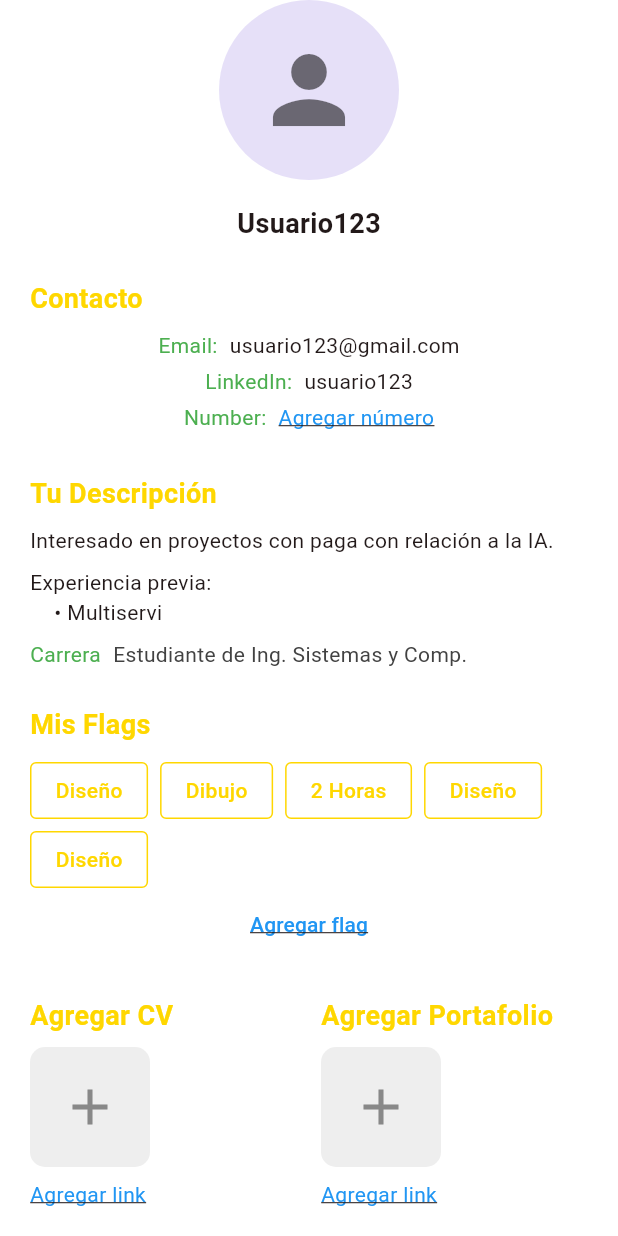
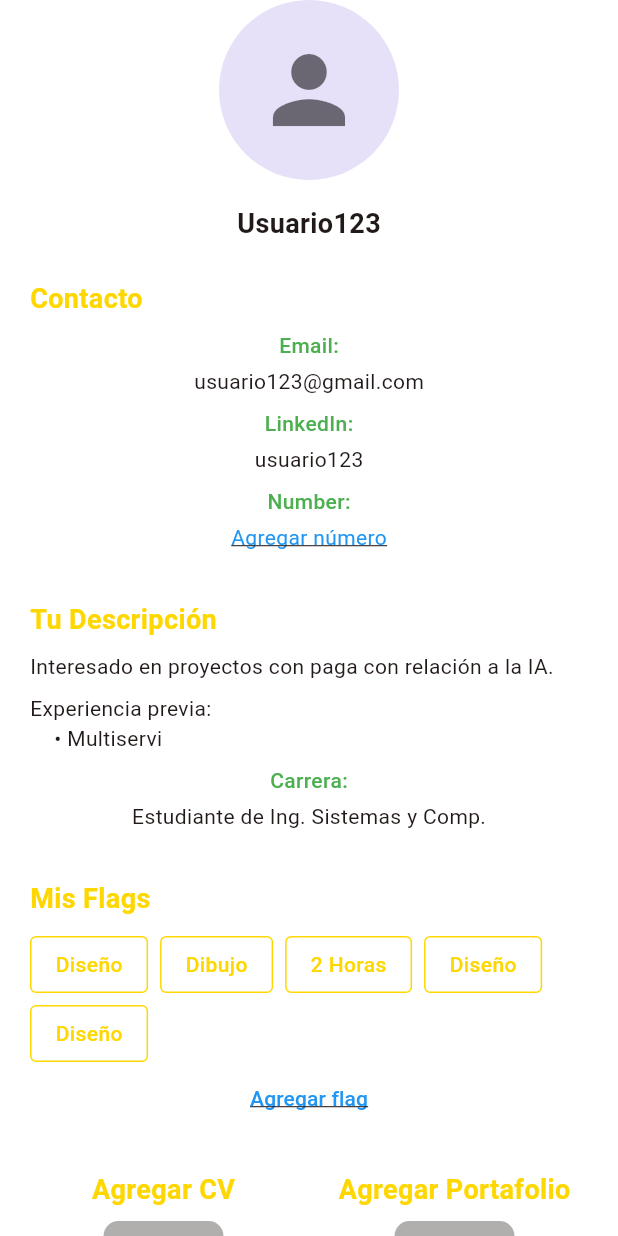
Before and after one commit to Moviles-2025-2-Grupo-Chevere/TalentBridge, a Flutter app: the MyProfile widget shown alone on an empty page, opened directly, on a phone screen of 412 x 824 dp. Run offline on Flutter 3.47's test engine with Material 3 defaults, Android fonts, the phone set to English and light mode, and no system bars; Roboto replaces fonts that are missing (OpenSans).

```diff
--- a/talent_bridge_fl/lib/components/add_element_widget.dart
+++ b/talent_bridge_fl/lib/components/add_element_widget.dart
@@ -29,7 +29,7 @@
   @override
   Widget build(BuildContext context) {
     return Column(
-      crossAxisAlignment: CrossAxisAlignment.start,
+      crossAxisAlignment: CrossAxisAlignment.center,
       children: [
         // Title text
         Text(
@@ -48,7 +48,7 @@
             width: 80.0,
             height: 80.0,
             decoration: BoxDecoration(
-              color: Colors.grey.shade200,
+              color: const Color.fromARGB(255, 177, 174, 174),
               borderRadius: BorderRadius.circular(10.0),
             ),
             child: Center(
--- a/talent_bridge_fl/lib/views/my-profile/my_profile.dart
+++ b/talent_bridge_fl/lib/views/my-profile/my_profile.dart
@@ -90,26 +90,16 @@
                 child: Text('• Multiservi', style: TextStyle(fontSize: 14.0)),
               ),
               const SizedBox(height: 8.0),
-              Row(
-                children: [
-                  const Text(
-                    'Carrera',
-                    style: TextStyle(
-                      color: Colors.green,
-                      fontSize: 14.0,
+
+              Center(
+                child: Column(
+                  children: [
+                    _buildContactItem(
+                      'Carrera:',
+                      'Estudiante de Ing. Sistemas y Comp.',
                     ),
-                  ),
-                  const SizedBox(width: 8.0),
-                  Expanded(
-                    child: Text(
-                      'Estudiante de Ing. Sistemas y Comp.',
-                      style: TextStyle(
-                        fontSize: 14.0,
-                        color: Colors.grey[800],
-                      ),
-                    ),
-                  ),
-                ],
+                  ],
+                ),
               ),
               const SizedBox(height: 24.0),
 
@@ -202,7 +192,7 @@
                         width: 80.0,
                         height: 80.0,
                         decoration: BoxDecoration(
-                          color: Colors.grey.shade200,
+                          color: const Color.fromARGB(255, 185, 184, 184),
                           borderRadius: BorderRadius.circular(10.0),
                         ),
                         child: const Center(
@@ -233,21 +223,20 @@
     Color? linkColor,
   }) {
     return Padding(
-      padding: const EdgeInsets.only(bottom: 4.0),
+      padding: const EdgeInsets.only(bottom: 8.0),
       child: Center(
-        child: Row(
-          mainAxisSize: MainAxisSize
-              .min, // This makes the row only as wide as its content
-          crossAxisAlignment: CrossAxisAlignment.start,
+        child: Column(
+          mainAxisSize: MainAxisSize.min,
           children: [
             Text(
               label,
               style: const TextStyle(
                 color: Colors.green,
                 fontSize: 14.0,
+                fontWeight: FontWeight.w500,
               ),
             ),
-            const SizedBox(width: 8.0),
+            const SizedBox(height: 4.0),
             isLink
                 ? InkWell(
                     onTap: () {
```
